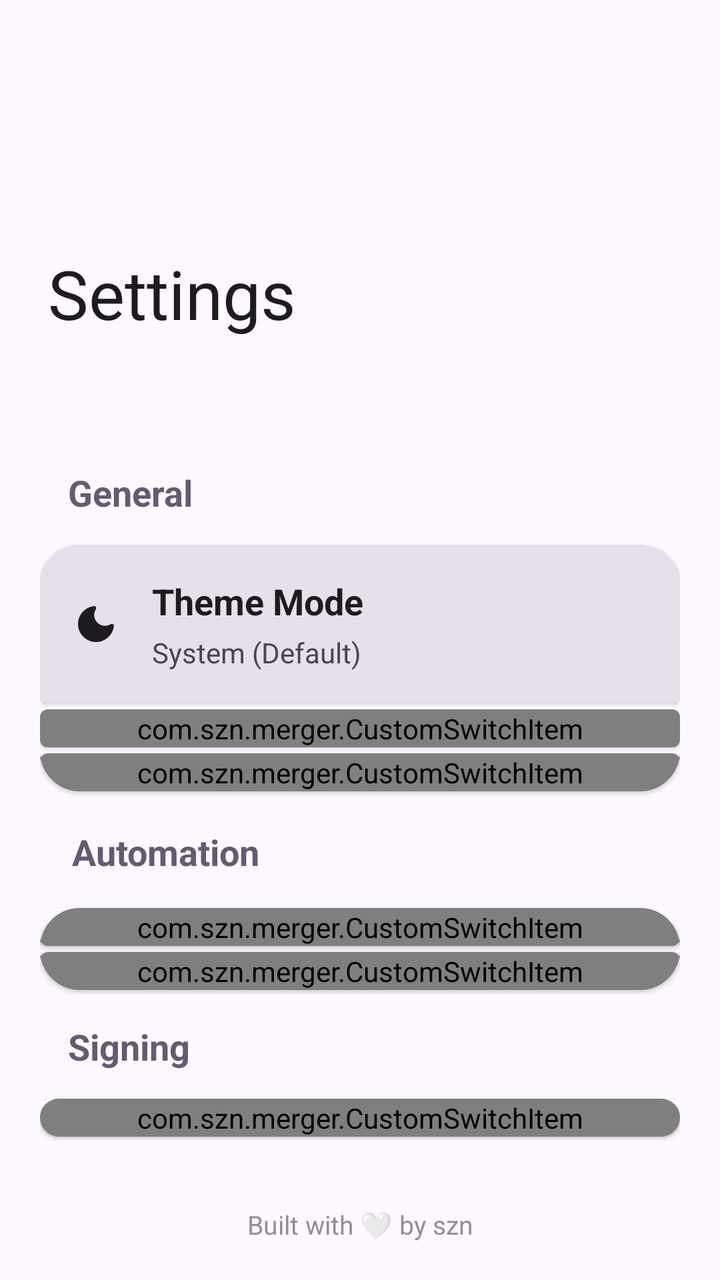
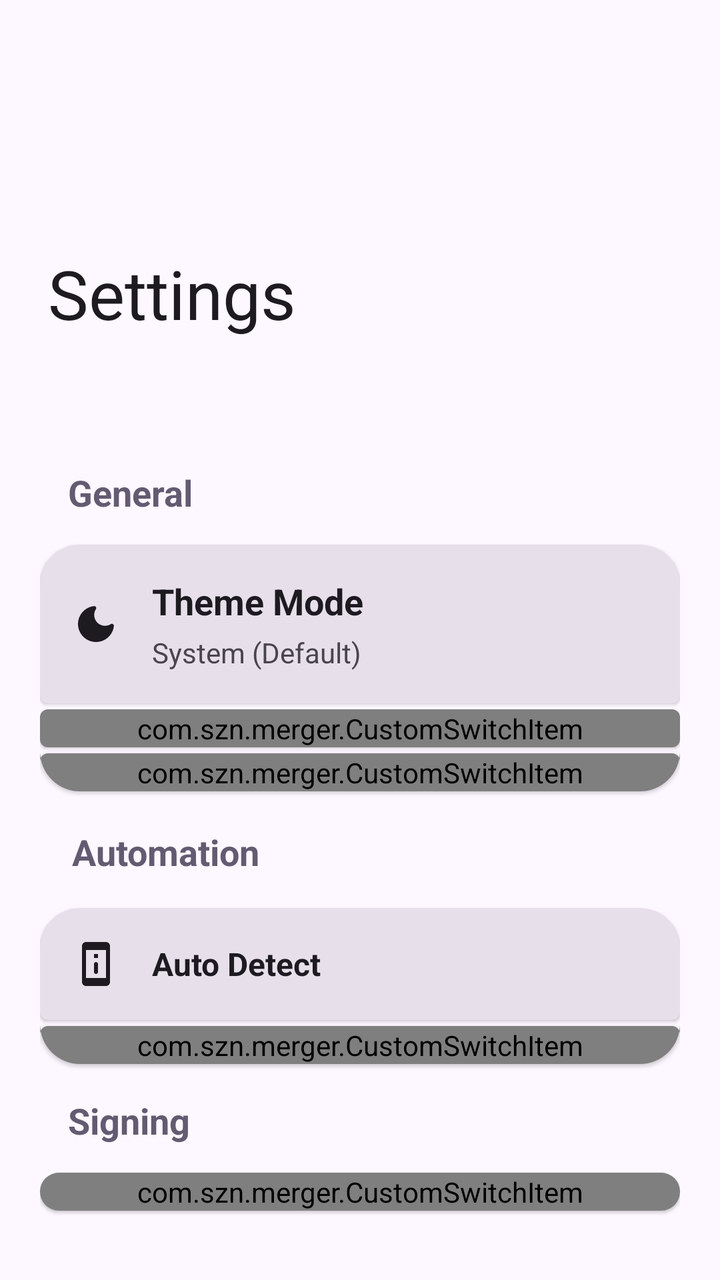

Two renders of the same Android screen: before a commit and after it. Below are the layout's source before the change and the commit's diff.
<!-- AndroidManifest.xml: application theme AppTheme -->
<!-- res/layout/activity_settings.xml -->
<?xml version="1.0" encoding="utf-8"?>
<androidx.coordinatorlayout.widget.CoordinatorLayout
    xmlns:app="http://schemas.android.com/apk/res-auto"
    xmlns:android="http://schemas.android.com/apk/res/android"
    android:fillViewport="true"
    android:layout_width="match_parent"
    android:layout_height="match_parent"
    android:background="?attr/android:colorBackground">

    <com.google.android.material.appbar.AppBarLayout
        android:id="@+id/appBarLayout"
        android:fitsSystemWindows="true"
        android:layout_width="match_parent"
        android:layout_height="200dp"
        android:background="?attr/android:colorBackground"
        app:elevation="0dp"
        style="@style/Widget.Material3.AppBarLayout">

        <com.google.android.material.appbar.CollapsingToolbarLayout
            android:id="@+id/collapsingToolbar"
            android:layout_width="match_parent"
            android:layout_height="match_parent"
            app:title="@string/setting_header"
            app:expandedTitleMarginStart="24dp"
            app:expandedTitleMarginBottom="40dp"
            app:collapsedTitleGravity="center"
            app:expandedTitleGravity="bottom|start"
            app:titleCollapseMode="scale"
            android:clipChildren="false"
            android:clipToPadding="false"
            app:expandedTitleTextAppearance="@style/CustomExpandedTitle"
            app:collapsedTitleTextAppearance="@style/CustomCollapsedTitle"
            app:expandedTitleTextColor="?attr/colorOnSurface"
            app:collapsedTitleTextColor="?attr/colorOnSurface"
            app:contentScrim="?attr/android:colorBackground"
            app:layout_scrollFlags="scroll|exitUntilCollapsed|snap">

            <com.google.android.material.appbar.MaterialToolbar
                android:id="@+id/toolbar"
                android:layout_width="match_parent"
                android:layout_height="?attr/actionBarSize"
                app:backgroundTint="@android:color/transparent"
                app:layout_collapseMode="pin"
                app:contentInsetStart="0dp"
                app:contentInsetLeft="0dp"
                app:contentInsetStartWithNavigation="0dp"/>
        </com.google.android.material.appbar.CollapsingToolbarLayout>
    </com.google.android.material.appbar.AppBarLayout>

    <androidx.core.widget.NestedScrollView
        android:requiresFadingEdge="vertical"
        android:fadingEdgeLength="35dp"
        android:layout_width="match_parent"
        android:layout_height="match_parent"
        app:layout_behavior="@string/appbar_scrolling_view_behavior">

        <LinearLayout
            android:layout_width="match_parent"
            android:layout_height="wrap_content"
            android:padding="20dp"
            android:orientation="vertical">

            <TextView
                android:layout_width="match_parent"
                android:layout_height="wrap_content"
                android:text="General"
                android:padding="14dp"
                android:textSize="18sp"
                android:textStyle="bold"
                android:textColor="?attr/colorSecondary" />

            <com.google.android.material.card.MaterialCardView
                android:id="@+id/layout_language"
                android:clickable="true"
                android:visibility="gone"
                android:focusable="true"
                android:layout_marginBottom="3dp"
                style="@style/Widget.Card.RoundedTop">

                <LinearLayout
                    android:layout_width="match_parent"
                    android:layout_height="wrap_content"
                    android:padding="16dp"
                    android:orientation="horizontal"
                    android:gravity="center_vertical">

                    <ImageView
                        android:layout_width="24dp"
                        android:layout_height="24dp"
                        android:src="@drawable/ic_settings"
                        app:tint="?attr/colorOnSurface" />

                    <LinearLayout
                        android:layout_width="0dp"
                        android:layout_height="wrap_content"
                        android:layout_weight="1"
                        android:layout_marginStart="16dp"
                        android:layout_marginEnd="16dp"
                        android:orientation="vertical">

                        <TextView
                            android:layout_width="wrap_content"
                            android:layout_height="wrap_content"
                            android:text="Language"
                            android:textStyle="bold"
                            android:textSize="18sp"
                            android:textColor="?attr/colorOnSurface"/>

                        <TextView
                            android:id="@+id/text_current_language"
                            android:layout_width="wrap_content"
                            android:layout_height="wrap_content"
                            android:layout_marginTop="4dp"
                            android:text="English"
                            android:textSize="14sp"
                            android:textColor="?attr/colorOnSurfaceVariant"/>
                    </LinearLayout>
                </LinearLayout>
            </com.google.android.material.card.MaterialCardView>

            <com.google.android.material.card.MaterialCardView
                android:id="@+id/card_theme"
                style="@style/Widget.Card.RoundedTop"
                android:clickable="true"
                android:layout_marginBottom="3dp"
                android:focusable="true">

                <LinearLayout
                    android:layout_width="match_parent"
                    android:layout_height="wrap_content"
                    android:padding="16dp"
                    android:orientation="horizontal"
                    android:gravity="center_vertical">

                    <ImageView
                        android:layout_width="24dp"
                        android:layout_height="24dp"
                        android:src="@drawable/ic_theme"
                        app:tint="?attr/colorOnSurface" />

                    <LinearLayout
                        android:layout_width="0dp"
                        android:layout_height="wrap_content"
                        android:layout_weight="1"
                        android:layout_marginStart="16dp"
                        android:layout_marginEnd="16dp"
                        android:orientation="vertical">

                        <TextView
                            android:layout_width="wrap_content"
                            android:layout_height="wrap_content"
                            android:text="@string/theme_mode"
                            android:textStyle="bold"
                            android:textSize="18sp"
                            android:textColor="?attr/colorOnSurface"/>

                        <TextView
                            android:id="@+id/text_current_theme"
                            android:layout_width="wrap_content"
                            android:layout_height="wrap_content"
                            android:layout_marginTop="4dp"
                            android:text="@string/theme_system"
                            android:textSize="14sp"
                            android:textColor="?attr/colorOnSurfaceVariant"/>
                    </LinearLayout>
                </LinearLayout>
            </com.google.android.material.card.MaterialCardView>

            
            <com.google.android.material.card.MaterialCardView
                style="@style/Widget.Card.FlatMiddle">
                <com.szn.merger.CustomSwitchItem
                    android:id="@+id/MaterialYou"
                    android:layout_width="match_parent"
                    android:layout_height="wrap_content"
                    app:itemTitle="@string/material_you_switch"
                    app:itemIcon="@drawable/ic_material_you" />
            </com.google.android.material.card.MaterialCardView>

            
            <com.google.android.material.card.MaterialCardView
                style="@style/Widget.Card.RoundedBottom">
                <com.szn.merger.CustomSwitchItem
                    android:id="@+id/PureBlack"
                    android:layout_width="match_parent"
                    android:layout_height="wrap_content"
                    app:itemTitle="@string/pure_black_switch"
                    app:itemIcon="@drawable/ic_pure_black" />
            </com.google.android.material.card.MaterialCardView>
            <TextView
                android:layout_width="match_parent"
                android:layout_height="wrap_content"
                android:text="@string/automation_subheader"
                android:padding="16dp"
                android:textSize="18sp"
                android:textStyle="bold"
                android:textColor="?attr/colorSecondary" />

            
            <com.google.android.material.card.MaterialCardView
                style="@style/Widget.Card.RoundedTop"
                android:layout_marginBottom="3dp">
                <com.szn.merger.CustomSwitchItem
                    android:id="@+id/AutoDetect"
                    android:layout_width="match_parent"
                    android:layout_height="wrap_content"
                    app:itemIcon="@drawable/ic_auto_detect"
                    app:itemTitle="@string/auto_detect_switch" />
            </com.google.android.material.card.MaterialCardView>

            
            <com.google.android.material.card.MaterialCardView
                style="@style/Widget.Card.RoundedBottom">
                <com.szn.merger.CustomSwitchItem
                    android:id="@+id/AutoInstallation"
                    android:layout_width="match_parent"
                    android:layout_height="wrap_content"
                    app:itemTitle="@string/auto_install_switch"
                    app:itemIcon="@drawable/ic_install"/>
            </com.google.android.material.card.MaterialCardView>

            
            <com.google.android.material.card.MaterialCardView
                android:id="@+id/layout_logging"
                android:clickable="true"
                android:visibility="gone"
                android:focusable="true"
                style="@style/Widget.Card.RoundedBottom">

                <LinearLayout
                    android:layout_width="match_parent"
                    android:layout_height="wrap_content"
                    android:padding="10dp"
                    android:orientation="horizontal"
                    android:gravity="center_vertical">

                    <ImageView
                        android:layout_width="32dp"
                        android:layout_height="32dp"
                        android:src="@android:drawable/ic_menu_manage"
                        app:tint="?attr/colorOnSurface" />

                    <LinearLayout
                        android:layout_width="0dp"
                        android:layout_height="wrap_content"
                        android:layout_weight="1"
                        android:layout_marginStart="16dp"
                        android:layout_marginEnd="16dp"
                        android:orientation="vertical">

                        <TextView
                            android:layout_width="wrap_content"
                            android:layout_height="wrap_content"
                            android:text="Logging Style"
                            android:textStyle="bold"
                            android:textSize="18sp"
                            android:textColor="?attr/colorOnSurface"/>

                        <TextView
                            android:id="@+id/text_current_logging"
                            android:layout_width="wrap_content"
                            android:layout_height="wrap_content"
                            android:layout_marginTop="4dp"
                            android:text="Simple"
                            android:textSize="14sp"
                            android:textColor="?attr/colorOnSurfaceVariant"/>
                    </LinearLayout>
                </LinearLayout>
            </com.google.android.material.card.MaterialCardView>

            <TextView
                android:layout_width="match_parent"
                android:layout_height="wrap_content"
                android:text="@string/signing_subheader"
                android:padding="14dp"
                android:textSize="18sp"
                android:textStyle="bold"
                android:textColor="?attr/colorSecondary" />

            
            <com.google.android.material.card.MaterialCardView
                style="@style/Widget.Card.RoundedMiddle">
                <com.szn.merger.CustomSwitchItem
                    android:id="@+id/sign_after_merge"
                    android:layout_width="match_parent"
                    android:layout_height="wrap_content"
                    app:itemTitle="@string/signing_switch"
                    app:itemIcon="@drawable/ic_sign"/>
            </com.google.android.material.card.MaterialCardView>
            
            <com.google.android.material.card.MaterialCardView
                android:id="@+id/generate_keystore"
                android:clickable="true"
                android:visibility="gone"
                android:focusable="true"
                style="@style/Widget.Card.RoundedBottom">

                <LinearLayout
                    android:layout_width="match_parent"
                    android:layout_height="wrap_content"
                    android:padding="10dp"
                    android:orientation="horizontal"
                    android:gravity="center_vertical">

                    <ImageView
                        android:layout_width="32dp"
                        android:layout_height="32dp"
                        android:src="@android:drawable/ic_menu_manage"
                        app:tint="?attr/colorOnSurface" />

                    <LinearLayout
                        android:layout_width="0dp"
                        android:layout_height="wrap_content"
                        android:layout_weight="1"
                        android:layout_marginStart="16dp"
                        android:layout_marginEnd="16dp"
                        android:orientation="vertical">

                        <TextView
                            android:layout_width="wrap_content"
                            android:layout_height="wrap_content"
                            android:text="Generate Keystore"
                            android:textStyle="bold"
                            android:textSize="18sp"
                            android:textColor="?attr/colorOnSurface"/>
                    </LinearLayout>
                </LinearLayout>
            </com.google.android.material.card.MaterialCardView>
            <TextView
                android:layout_width="match_parent"
                android:layout_height="wrap_content"
                android:text="@string/built_by"
                android:gravity="center"
                android:textSize="13sp"
                android:textColor="?attr/colorOnSurfaceVariant"
                android:alpha="0.6"
                android:layout_marginTop="32dp"
                android:layout_marginBottom="16dp" />
        </LinearLayout>
    </androidx.core.widget.NestedScrollView>
</androidx.coordinatorlayout.widget.CoordinatorLayout>
<!-- resources referenced by this layout -->
<resources>
  <string name="auto_detect_switch">Auto Detect</string>
  <string name="auto_install_switch">Auto Install</string>
  <string name="automation_subheader">Automation</string>
  <string name="built_by">Built with 🤍 by szn</string>
  <string name="material_you_switch">Material You</string>
  <string name="pure_black_switch">Pure Black</string>
  <string name="setting_header">Settings</string>
  <string name="signing_subheader">Signing</string>
  <string name="signing_switch">Sign After Merge</string>
  <string name="theme_mode">Theme Mode</string>
  <string name="theme_system">System (Default)</string>
  <style name="CustomCollapsedTitle" parent="TextAppearance.Material3.TitleMedium">
  
          <item name="android:textSize">18sp</item>
          <item name="android:textStyle">bold</item>
          <item name="android:textColor">?attr/colorSecondary</item>
  
      </style>
  <style name="CustomExpandedTitle" parent="TextAppearance.Material3.TitleLarge">
  
          <item name="android:textSize">34sp</item>
          <item name="android:textStyle">bold</item>
  
      </style>
  <style name="Widget.Card.FlatMiddle" parent="Widget.MaterialComponents.CardView">
          <item name="android:layout_width">match_parent</item>
          <item name="android:layout_height">wrap_content</item>
          <item name="android:layout_marginBottom">3dp</item>
          <item name="cardCornerRadius">4dp</item>
          <item name="strokeWidth">0dp</item>
          <item name="cardBackgroundColor">?attr/colorSurfaceVariant</item>
      </style>
  <style name="Widget.Card.RoundedMiddle" parent="Widget.MaterialComponents.CardView">
          <item name="android:layout_width">match_parent</item>
          <item name="android:layout_height">wrap_content</item>
          <item name="android:layout_marginBottom">3dp</item>
          <item name="cardCornerRadius">20dp</item>
          <item name="strokeWidth">0dp</item>
          <item name="cardBackgroundColor">?attr/colorSurfaceVariant</item>
      </style>
  <style name="Shape.RoundedBottom" parent="">
          <item name="cornerSizeTopLeft">4dp</item>
          <item name="cornerSizeTopRight">4dp</item>
          <item name="cornerSizeBottomLeft">20dp</item>
          <item name="cornerSizeBottomRight">20dp</item>
      </style>
  <style name="Shape.RoundedTop" parent="">
          <item name="cornerSizeTopLeft">20dp</item>
          <item name="cornerSizeTopRight">20dp</item>
          <item name="cornerSizeBottomLeft">4dp</item>
          <item name="cornerSizeBottomRight">4dp</item>
      </style>
  <color name="md_theme_primary">#65558F</color>
  <color name="md_theme_onPrimary">#FFFFFF</color>
  <color name="md_theme_primaryContainer">#E9DDFF</color>
  <color name="md_theme_onPrimaryContainer">#4D3D75</color>
  <color name="md_theme_secondary">#625B71</color>
  <color name="md_theme_onSecondary">#FFFFFF</color>
  <color name="md_theme_secondaryContainer">#E8DEF8</color>
  <color name="md_theme_onSecondaryContainer">#4A4458</color>
  <color name="md_theme_tertiary">#7E5260</color>
  <color name="md_theme_onTertiary">#FFFFFF</color>
  <color name="md_theme_tertiaryContainer">#FFD9E3</color>
  <color name="md_theme_onTertiaryContainer">#633B48</color>
  <color name="md_theme_error">#BA1A1A</color>
  <color name="md_theme_onError">#FFFFFF</color>
  <color name="md_theme_errorContainer">#FFDAD6</color>
  <color name="md_theme_onErrorContainer">#93000A</color>
  <color name="md_theme_background">#FDF7FF</color>
  <color name="md_theme_onBackground">#1D1B20</color>
  <color name="md_theme_surface">#FDF7FF</color>
  <color name="md_theme_onSurface">#1D1B20</color>
  <color name="md_theme_surfaceVariant">#E7E0EB</color>
  <color name="md_theme_onSurfaceVariant">#49454E</color>
  <color name="md_theme_outline">#7A757F</color>
  <color name="md_theme_outlineVariant">#CAC4CF</color>
  <color name="md_theme_inverseSurface">#322F35</color>
  <color name="md_theme_inverseOnSurface">#F5EFF7</color>
  <color name="md_theme_inversePrimary">#CFBDFE</color>
  <!-- unchanged entries left out for length: 10 -->
</resources>

<!-- the commit's change to res/layout/activity_settings.xml (unified diff, before → after) -->
@@ -198,14 +198,39 @@
 
             
             <com.google.android.material.card.MaterialCardView
+                android:id="@+id/AutoDevice"
                 style="@style/Widget.Card.RoundedTop"
                 android:layout_marginBottom="3dp">
-                <com.szn.merger.CustomSwitchItem
-                    android:id="@+id/AutoDetect"
-                    android:layout_width="match_parent"
-                    android:layout_height="wrap_content"
-                    app:itemIcon="@drawable/ic_auto_detect"
-                    app:itemTitle="@string/auto_detect_switch" />
+                <LinearLayout
+                    android:layout_width="match_parent"
+                    android:layout_height="wrap_content"
+                    android:padding="16dp"
+                    android:orientation="horizontal"
+                    android:gravity="center_vertical">
+
+                    <ImageView
+                        android:layout_width="24dp"
+                        android:layout_height="24dp"
+                        android:src="@drawable/ic_auto_detect"
+                        app:tint="?attr/colorOnSurface" />
+
+                    <LinearLayout
+                        android:layout_width="0dp"
+                        android:layout_height="wrap_content"
+                        android:layout_weight="1"
+                        android:layout_marginStart="16dp"
+                        android:layout_marginEnd="16dp"
+                        android:orientation="vertical">
+
+                        <TextView
+                            android:layout_width="wrap_content"
+                            android:layout_height="wrap_content"
+                            android:text="@string/auto_detect_switch"
+                            android:textStyle="bold"
+                            android:textSize="16sp"
+                            android:textColor="?attr/colorOnSurface"/>
+                    </LinearLayout>
+                </LinearLayout>
             </com.google.android.material.card.MaterialCardView>
 
             
